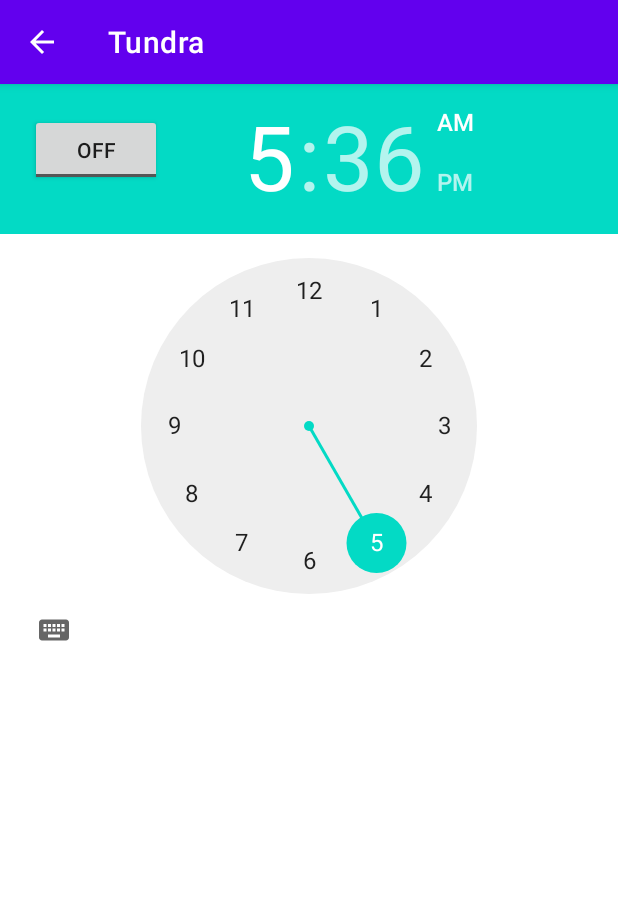
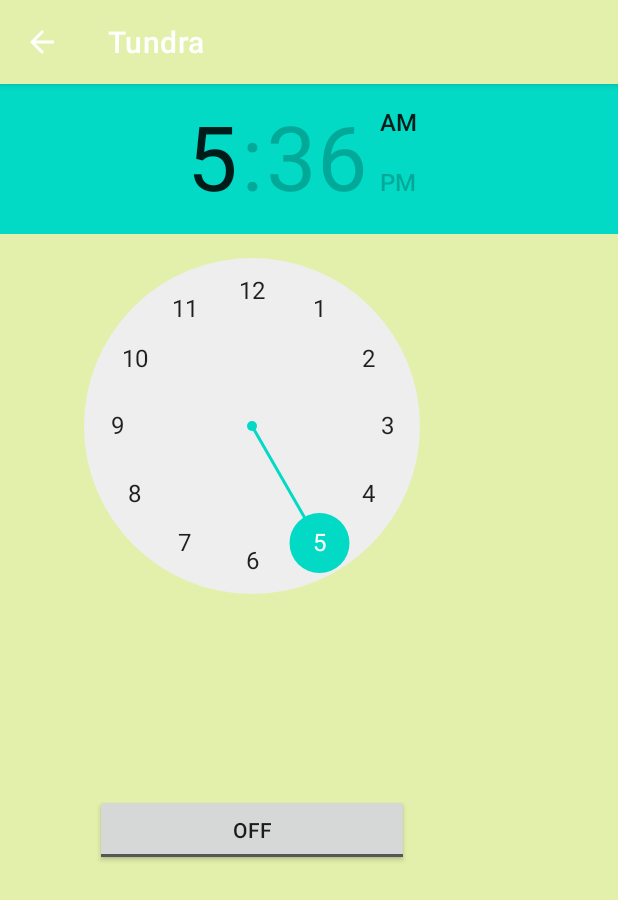
Before and after one commit to Jransera/Tundra, an Android app: the screen it shows after launch (DisplayMessageActivity), after a tap on "START", on a phone screen of 412 x 824 dp. Shown: the top 900 px of the screen. Run offline under Robolectric (Android 15) with nearby library versions, the phone set to English and light mode, and no system bars.

Commit message:
idk some extra shit

```diff
--- a/app/src/main/AndroidManifest.xml
+++ b/app/src/main/AndroidManifest.xml
@@ -14,11 +14,12 @@
         android:theme="@style/Theme.Tundra" >
         <activity
             android:name=".DisplayMessageActivity"
-            android:parentActivityName=".MainActivity" >
+            android:parentActivityName=".MainActivity"
+           >
         </activity>
         <activity
             android:name=".MainActivity"
-            android:exported="true" >
+            android:exported="true">
             <intent-filter>
                 <action android:name="android.intent.action.MAIN" />
 
--- a/app/src/main/java/com/example/tundra/DisplayMessageActivity.java
+++ b/app/src/main/java/com/example/tundra/DisplayMessageActivity.java
@@ -31,13 +31,7 @@ public class DisplayMessageActivity extends AppCompatActivity {
         setContentView(R.layout.activity_display_message);
 
         //get intent
-        Intent intent = getIntent();
-        String message = intent.getStringExtra(MainActivity.EXTRA_MESSAGE);
 
-        //set string as text
-
-        TextView textView = findViewById(R.id.textView);
-        textView.setText(message);
 
         //set alarm variables
         alarmTimePicker = (TimePicker) findViewById(R.id.time_setter);
--- a/app/src/main/java/com/example/tundra/MainActivity.java
+++ b/app/src/main/java/com/example/tundra/MainActivity.java
@@ -100,9 +100,6 @@ public class MainActivity extends AppCompatActivity {
     //just reusing this for the creation of the alarm system
     public void sendMessages(View view){
         Intent intent = new Intent(this, DisplayMessageActivity.class);
-        EditText editText = (EditText) findViewById(R.id.editTextTextPersonName);
-        String message = editText.getText().toString();
-        intent.putExtra(EXTRA_MESSAGE,message);
         startActivity(intent);
     }
 
--- a/app/src/main/res/layout/activity_display_message.xml
+++ b/app/src/main/res/layout/activity_display_message.xml
@@ -2,39 +2,59 @@
 <androidx.constraintlayout.widget.ConstraintLayout xmlns:android="http://schemas.android.com/apk/res/android"
     xmlns:app="http://schemas.android.com/apk/res-auto"
     xmlns:tools="http://schemas.android.com/tools"
-    android:layout_width="match_parent"
-    android:layout_height="match_parent"
+    android:layout_width="wrap_content"
+    android:layout_height="wrap_content"
+    android:visibility="visible"
     tools:context=".DisplayMessageActivity">
 
-    <TextView
-        android:id="@+id/textView"
-        android:layout_width="wrap_content"
-        android:layout_height="wrap_content"
-        android:layout_marginTop="16dp"
-        android:text="TextView"
-        android:textColor="#E91E63"
-        android:textSize="16sp"
+    <RelativeLayout
+        android:id="@+id/relativeLayout"
+        android:layout_width="489dp"
+        android:layout_height="964dp"
+        android:background="@color/light_green"
+        app:layout_constraintBottom_toBottomOf="parent"
         app:layout_constraintEnd_toEndOf="parent"
-        app:layout_constraintHorizontal_bias="0.498"
+        app:layout_constraintHorizontal_bias="1.0"
         app:layout_constraintStart_toStartOf="parent"
-        app:layout_constraintTop_toTopOf="parent" />
+        app:layout_constraintTop_toTopOf="parent"
+        app:layout_constraintVertical_bias="0.0"><![CDATA[
 
-    <RelativeLayout
-        android:layout_width="match_parent"
-        android:layout_height="match_parent">
+        //turn off the alarm -> use of BOD for this??
+
+
+
+
+
+
+
+
+
+
+
+
+
+        ]]>
 
         <TimePicker
-            android:id ="@+id/time_setter"
+            android:id="@+id/time_setter"
             android:layout_width="wrap_content"
             android:layout_height="wrap_content"
-            android:layout_gravity = "center" />
+            android:layout_alignParentTop="true"
+            android:layout_gravity="center"
+            android:layout_marginTop="0dp"
+            android:headerTimeTextAppearance="@style/TextAppearance.AppCompat.Large" />
 
-        //turn off the alarm -> use of BOD for this??
         <ToggleButton
-            android:layout_width="wrap_content"
+            android:layout_width="200dp"
             android:layout_height="wrap_content"
-            android:layout_gravity = "center"
-            android:layout_margin= "20dp"
+            android:layout_below="@+id/time_setter"
+            android:layout_alignParentStart="true"
+            android:layout_alignParentEnd="true"
+            android:layout_alignParentBottom="false"
+            android:layout_gravity="center"
+            android:layout_marginStart="140dp"
+            android:layout_marginTop="85dp"
+            android:layout_marginEnd="140dp"
             android:checked="false"
             android:onClick="OnToggleClicked" />
 
--- a/app/src/main/res/layout/activity_main.xml
+++ b/app/src/main/res/layout/activity_main.xml
@@ -19,27 +19,10 @@
         app:layout_constraintTop_toTopOf="parent"
         tools:context=".MainActivity">
 
-        <EditText
-            android:id="@+id/editTextTextPersonName"
-            android:layout_width="match_parent"
-            android:layout_height="64dp"
-            android:layout_alignParentTop="true"
-            android:layout_marginStart="16dp"
-            android:layout_marginTop="16dp"
-            android:layout_marginEnd="45dp"
-            android:layout_marginBottom="16dp"
-            android:layout_toStartOf="@+id/button"
-            android:ems="10"
-            android:hint="@string/edit_message"
-            android:inputType="time"
-            android:textColor="@color/black"
-            android:textSize="16sp" />
-
         <Button
             android:id="@+id/button"
-            android:layout_width="104dp"
+            android:layout_width="match_parent"
             android:layout_height="wrap_content"
-            android:layout_alignBottom="@id/editTextTextPersonName"
             android:layout_alignParentTop="true"
             android:layout_alignParentEnd="true"
             android:layout_marginLeft="16dp"
--- a/app/src/main/res/values/colors.xml
+++ b/app/src/main/res/values/colors.xml
@@ -7,4 +7,6 @@
     <color name="teal_700">#FF018786</color>
     <color name="black">#FF000000</color>
     <color name="white">#FFFFFFFF</color>
+    <color name="light_green">#e2f0ab</color>
+    <color name="off_white">#fff2cc</color>
 </resources>
--- a/app/src/main/res/values/strings.xml
+++ b/app/src/main/res/values/strings.xml
@@ -7,8 +7,7 @@
     <string name="icon_label_1">Settings</string>
     <string name="icon_label_2">Rankings</string>
     <string name="icon_label_3">Study</string>
-    <color name="light_green">#e2f0ab</color>
-    <color name="off_white">#fff2cc</color>
+
     <string name="title_activity_settings">settings</string>
     <!-- Strings used for fragments for navigation -->
     <string name="first_fragment_label">First Fragment</string>
--- a/app/src/main/res/values/themes.xml
+++ b/app/src/main/res/values/themes.xml
@@ -2,9 +2,9 @@
     <!-- Base application theme. -->
     <style name="Theme.Tundra" parent="Theme.MaterialComponents.DayNight.DarkActionBar">
         <!-- Primary brand color. -->
-        <item name="colorPrimary">@color/purple_500</item>
-        <item name="colorPrimaryVariant">@color/purple_700</item>
-        <item name="colorOnPrimary">@color/white</item>
+        <item name="colorPrimary">@color/light_green</item>
+        <item name="colorPrimaryVariant">@color/off_white</item>
+        <item name="colorOnPrimary">@color/black</item>
         <!-- Secondary brand color. -->
         <item name="colorSecondary">@color/teal_200</item>
         <item name="colorSecondaryVariant">@color/teal_700</item>
```
